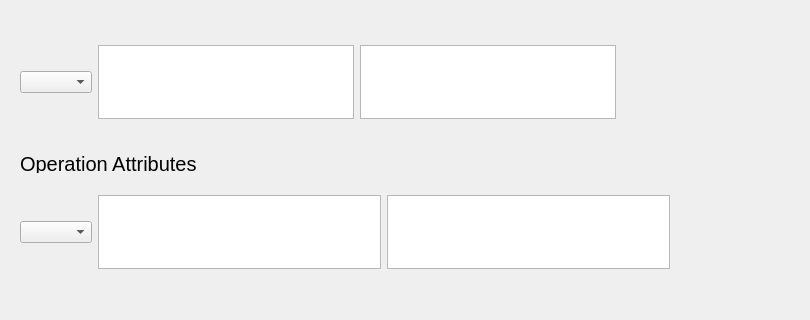
First picture: the form in src/controllers/editobjectdialog.ui, repository JohnyDevp/CPP_Project, before the edit; both pictures show x 0 to 810 and y 435 to 755 of the 1094 by 755 pixel window.
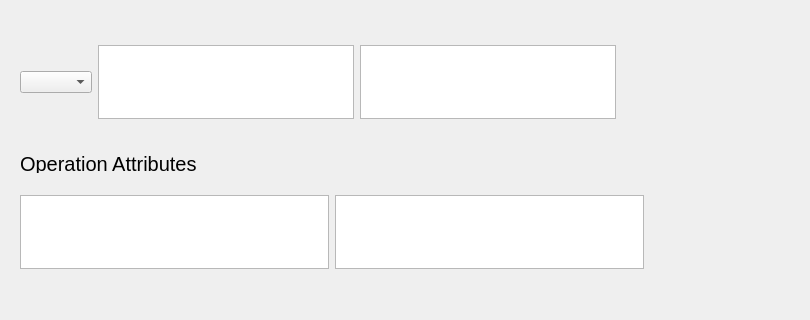
Second picture: the form after the edit.

Commit message: sequence diagram done, sync for class and sequence diagram done, LTS 7.1

```diff
--- a/src/controllers/editobjectdialog.ui
+++ b/src/controllers/editobjectdialog.ui
@@ -103,9 +103,6 @@
     </rect>
    </property>
    <layout class="QHBoxLayout" name="horizontalLayout_4">
-    <item>
-     <widget class="QComboBox" name="cmbAttrForOperationModifier"/>
-    </item>
     <item>
      <layout class="QHBoxLayout" name="horizontalLayout_5">
       <item>
```
The commit also changes 19 other files.
